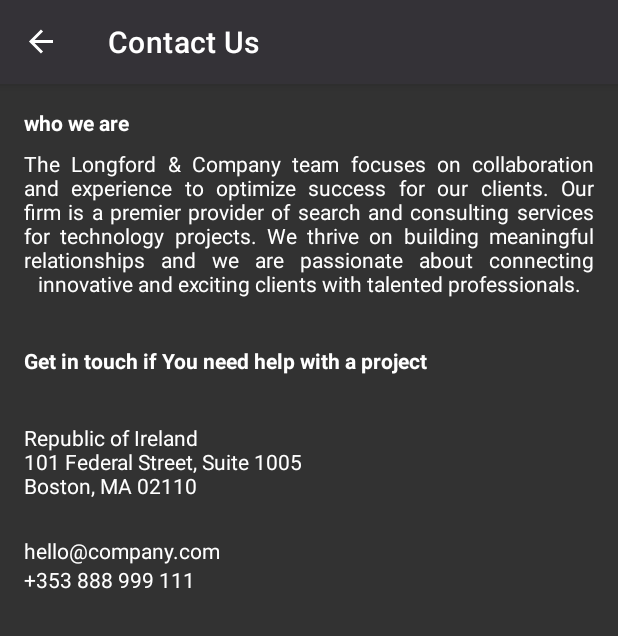
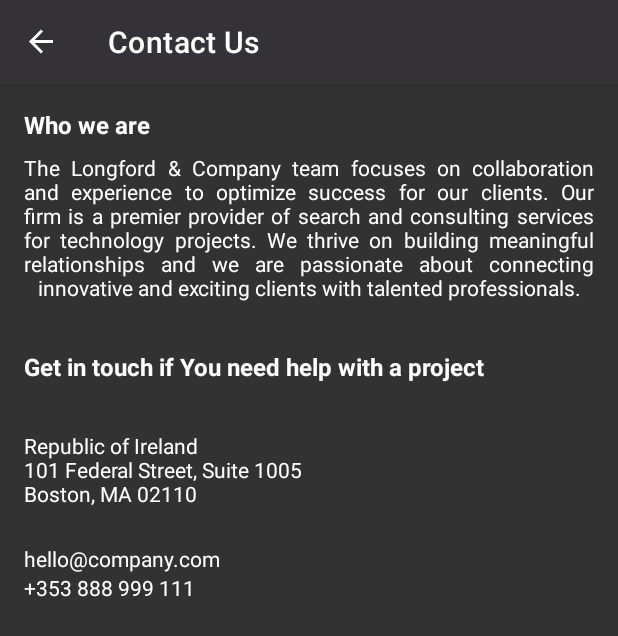
Before and after one commit to khadkarajesh/tvprogram, an Android app: the ContactFragment screen opened through its navigation route, on a phone screen of 412 x 824 dp. Shown: the top 636 px of the screen. Run offline under Robolectric (Android 15) with nearby library versions, the phone set to English and light mode, and no system bars; our stand-ins replace navigation-ui; 10 statements that could not run were skipped.

Commit message:
add font style

```diff
--- a/app/src/main/res/layout/fragment_contact.xml
+++ b/app/src/main/res/layout/fragment_contact.xml
@@ -10,10 +10,10 @@
 
     <TextView
         android:id="@+id/title_about_us"
-        style="@style/TextAppearance.AppCompat.Body1"
+        style="@style/TextAppearance.AppCompat.Subhead"
         android:layout_width="match_parent"
         android:layout_height="wrap_content"
-        android:text="who we are"
+        android:text="@string/txt_who_we_are"
         android:textStyle="bold"
         android:textColor="@android:color/white"
         app:layout_constraintEnd_toEndOf="parent"
@@ -35,7 +35,7 @@
 
     <TextView
         android:id="@+id/tv_tagline"
-        style="@style/TextAppearance.AppCompat.Body1"
+        style="@style/TextAppearance.AppCompat.Subhead"
         android:layout_width="match_parent"
         android:layout_height="wrap_content"
         android:layout_marginTop="32dp"
--- a/app/src/main/res/values/strings.xml
+++ b/app/src/main/res/values/strings.xml
@@ -8,4 +8,5 @@
     <string name="txt_category">Category</string>
     <string name="txt_channel">Channel</string>
     <string name="txt_air_on">Air On</string>
+    <string name="txt_who_we_are">Who we are</string>
 </resources>
```
